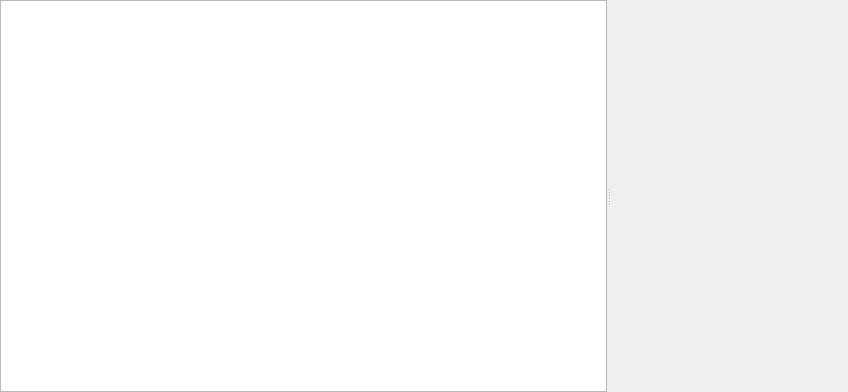
First picture: the form in src/portfolio/ResourceUsageView.ui, repository KDE/calligraplan, before the edit.
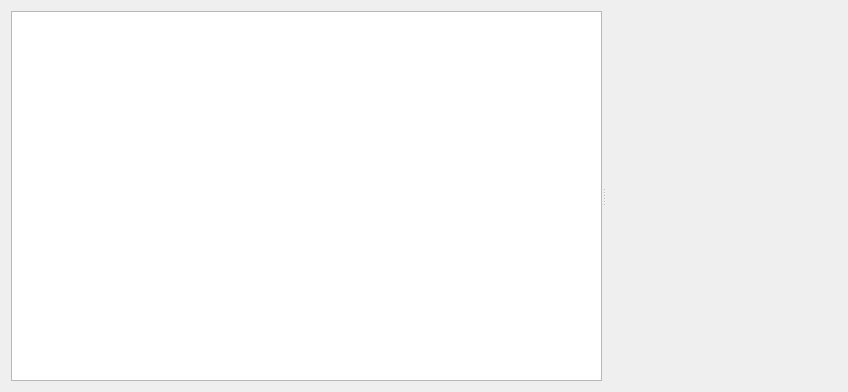
Second picture: the form after the edit. Custom widgets are drawn as their Qt base class.

Commit message: WIP: Resource usage

```diff
--- a/src/portfolio/ResourceUsageView.ui
+++ b/src/portfolio/ResourceUsageView.ui
@@ -13,6 +13,14 @@
   <property name="focusPolicy">
    <enum>Qt::StrongFocus</enum>
   </property>
+  <layout class="QHBoxLayout" name="horizontalLayout">
+   <item>
+    <widget class="QSplitter" name="splitter">
+     <property name="orientation">
+      <enum>Qt::Horizontal</enum>
+     </property>
+     <widget class="QTreeView" name="resourceView"/>
+     <widget class="ChartWrapper" name="chartWrapper" native="true">
   <layout class="QVBoxLayout" name="verticalLayout">
    <property name="spacing">
     <number>0</number>
@@ -30,11 +38,6 @@
     <number>0</number>
    </property>
    <item>
-    <widget class="QSplitter" name="splitter">
-     <property name="orientation">
-      <enum>Qt::Horizontal</enum>
-     </property>
-     <widget class="QTreeView" name="resourceView"/>
      <widget class="KPlato::ScrollableChart" name="chart" native="true">
       <property name="minimumSize">
        <size>
@@ -46,6 +49,9 @@
        <bool>true</bool>
       </property>
      </widget>
+       </item>
+      </layout>
+     </widget>
     </widget>
    </item>
   </layout>
@@ -57,6 +63,12 @@
    <header location="global">ScrollableChart.h</header>
    <container>1</container>
   </customwidget>
+  <customwidget>
+   <class>ChartWrapper</class>
+   <extends>QWidget</extends>
+   <header>ChartWrapper.h</header>
+   <container>1</container>
+  </customwidget>
  </customwidgets>
  <resources/>
  <connections/>
```
Lines whose indentation alone changed are shown as unchanged. The commit also changes 11 other files.
